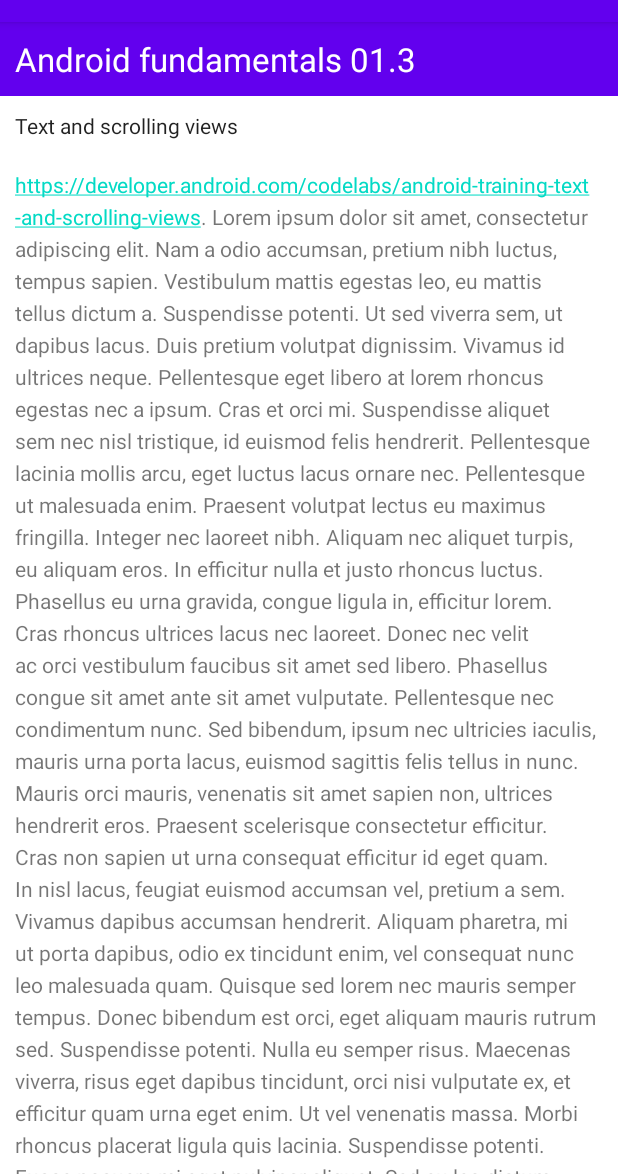
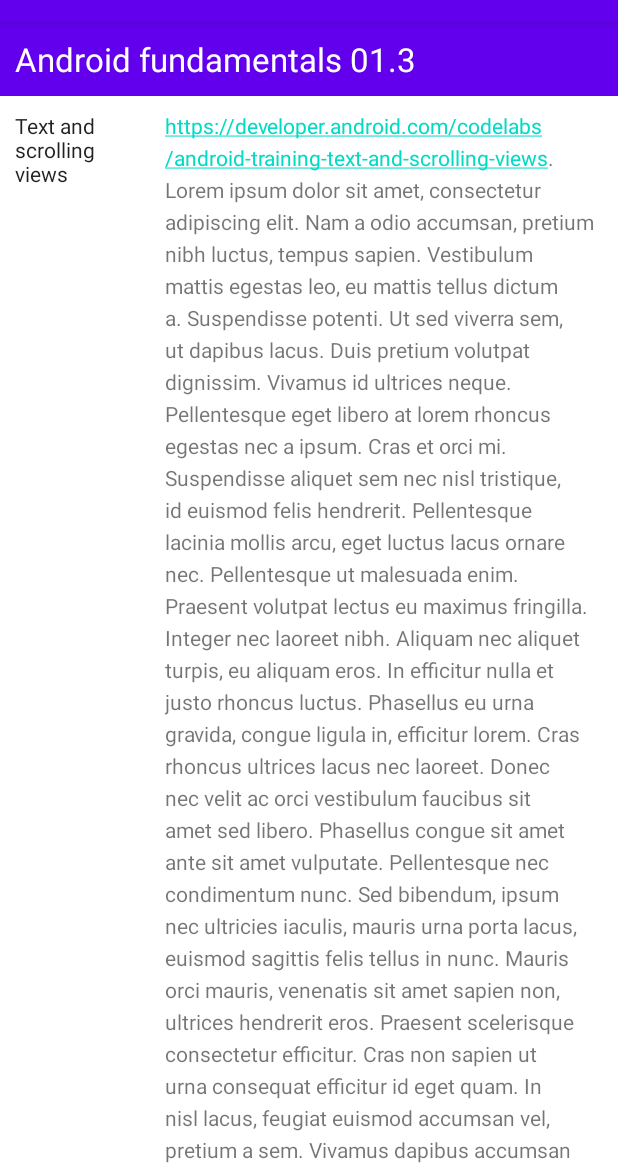
Before and after one commit to bc-dipesh/scrolling-text, an Android app: the screen it shows after launch (MainActivity), on a phone screen of 412 x 824 dp, the part 62-1236 px from its top. Run offline under Robolectric (Android 15) with nearby library versions, the phone set to English and light mode, and no system bars.

Commit message:
REFACTOR: Change the orientation and width
Change the orientation of LinearLayout to horizontal and article_subheading width to 100dp

```diff
--- a/app/src/main/res/layout/activity_main.xml
+++ b/app/src/main/res/layout/activity_main.xml
@@ -23,11 +23,11 @@
         <LinearLayout
             android:layout_width="match_parent"
             android:layout_height="wrap_content"
-            android:orientation="vertical">
+            android:orientation="horizontal">
 
             <TextView
                 android:id="@+id/article_subheading"
-                android:layout_width="wrap_content"
+                android:layout_width="100dp"
                 android:layout_height="wrap_content"
                 android:padding="@dimen/padding_regular"
                 android:text="@string/article_subtitle"
@@ -41,12 +41,6 @@
                 android:lineSpacingExtra="5sp"
                 android:padding="@dimen/padding_regular"
                 android:text="@string/article_text" />
-
-            <Button
-                android:id="@+id/add_comment"
-                android:layout_width="wrap_content"
-                android:layout_height="wrap_content"
-                android:text="@string/add_comment_label" />
         </LinearLayout>
 
     </ScrollView>
```
Also changed, not shown: 1 other file.
